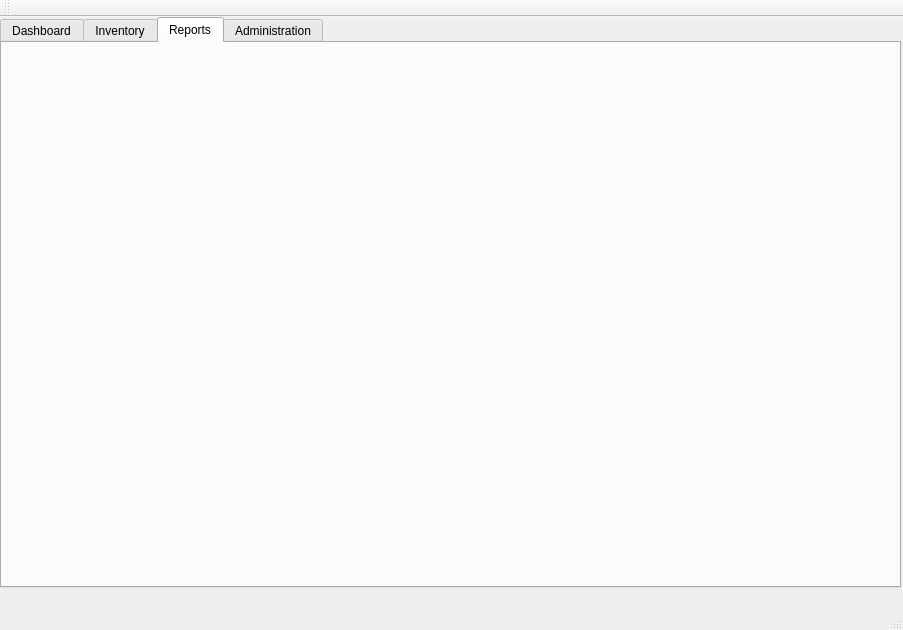
Old version of the form InventoryManagement/homepage.ui in the repository bkinney91/InventoryManagement.
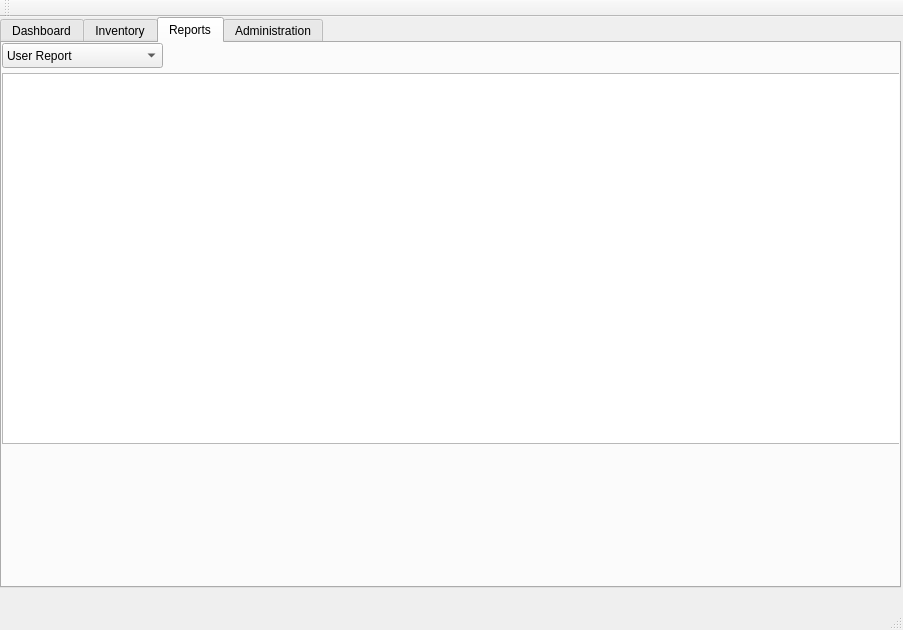
New version of the form. The open tabs and pages were chosen to show the change.

Patch:
```diff
--- a/InventoryManagement/homepage.ui
+++ b/InventoryManagement/homepage.ui
@@ -338,6 +338,36 @@
      <attribute name="title">
       <string>Reports</string>
      </attribute>
+     <widget class="QComboBox" name="ReportsDropDown">
+      <property name="geometry">
+       <rect>
+        <x>0</x>
+        <y>0</y>
+        <width>161</width>
+        <height>25</height>
+       </rect>
+      </property>
+      <item>
+       <property name="text">
+        <string>User Report</string>
+       </property>
+      </item>
+      <item>
+       <property name="text">
+        <string>Order Report</string>
+       </property>
+      </item>
+     </widget>
+     <widget class="QTableView" name="reportTable">
+      <property name="geometry">
+       <rect>
+        <x>0</x>
+        <y>30</y>
+        <width>901</width>
+        <height>371</height>
+       </rect>
+      </property>
+     </widget>
     </widget>
     <widget class="QWidget" name="Administration">
      <attribute name="title">
```
Left out of the diff: 4 changed lines with no effect on the pictures.
